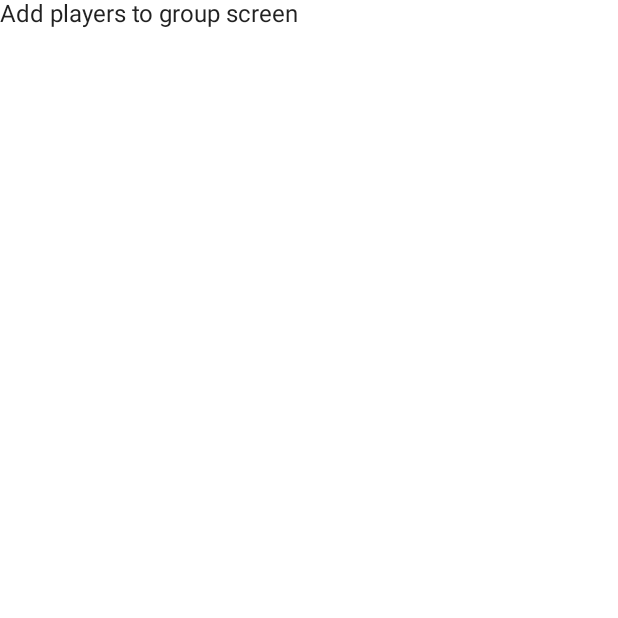
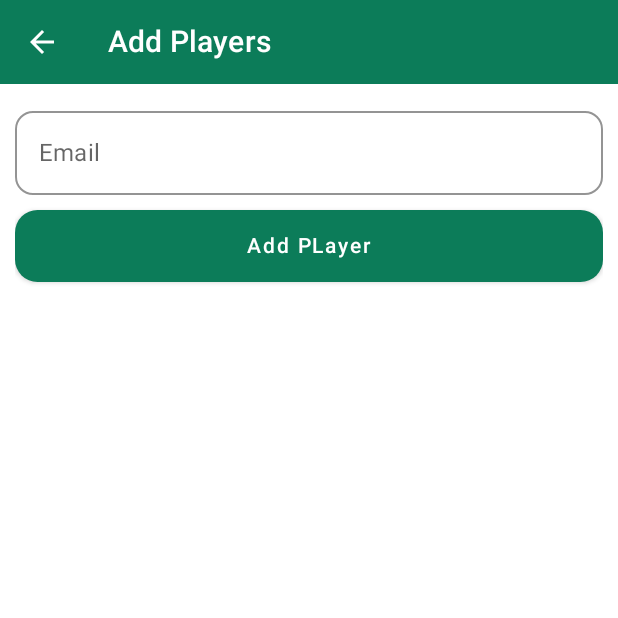
Before and after one commit to DizzyMelo/TheBigChampion, an Android app built with Jetpack Compose: the AddPlayersToGroupScreen screen opened through its navigation route, on a phone screen of 412 x 824 dp, the top half of it. Run offline under Robolectric (Android 15) with nearby library versions, the phone set to English and light mode, and no system bars; our stand-ins replace Dagger/Hilt's generated code, Firebase (no records; nobody signed in at launch, a user with empty details on screens opened directly).

Commit message:
added ui elements to the screen

```diff
--- a/app/src/main/java/com/dicedev/thebigchampion/screens/group/AddPlayersToGroupScreen.kt
+++ b/app/src/main/java/com/dicedev/thebigchampion/screens/group/AddPlayersToGroupScreen.kt
@@ -1,10 +1,39 @@
 package com.dicedev.thebigchampion.screens.group
 
-import androidx.compose.material.Text
+import android.annotation.SuppressLint
+import androidx.compose.foundation.layout.Column
+import androidx.compose.material.Scaffold
 import androidx.compose.runtime.Composable
+import androidx.compose.runtime.mutableStateOf
+import androidx.compose.runtime.remember
 import androidx.navigation.NavController
+import com.dicedev.thebigchampion.components.*
+
+@SuppressLint("UnusedMaterialScaffoldPaddingParameter")
+@Composable
+fun AddPlayersToGroupScreen(navController: NavController) {
+    Scaffold(topBar = {
+        MainTopAppBar(
+            title = "Add Players",
+            navController = navController,
+            showLogOut = false
+        )
+    }) {
+        ScreenContent()
+    }
+}
 
 @Composable
-fun AddPlayersToGroupScreen(navController: NavController) {
-    Text(text = "Add players to group screen")
+fun ScreenContent() {
+    val emailState = remember {
+        mutableStateOf("")
+    }
+    ScreenFrame {
+        Column {
+            EmailTextField(emailState = emailState)
+            MainButton(label = "Add PLayer") {
+
+            }
+        }
+    }
 }
```
